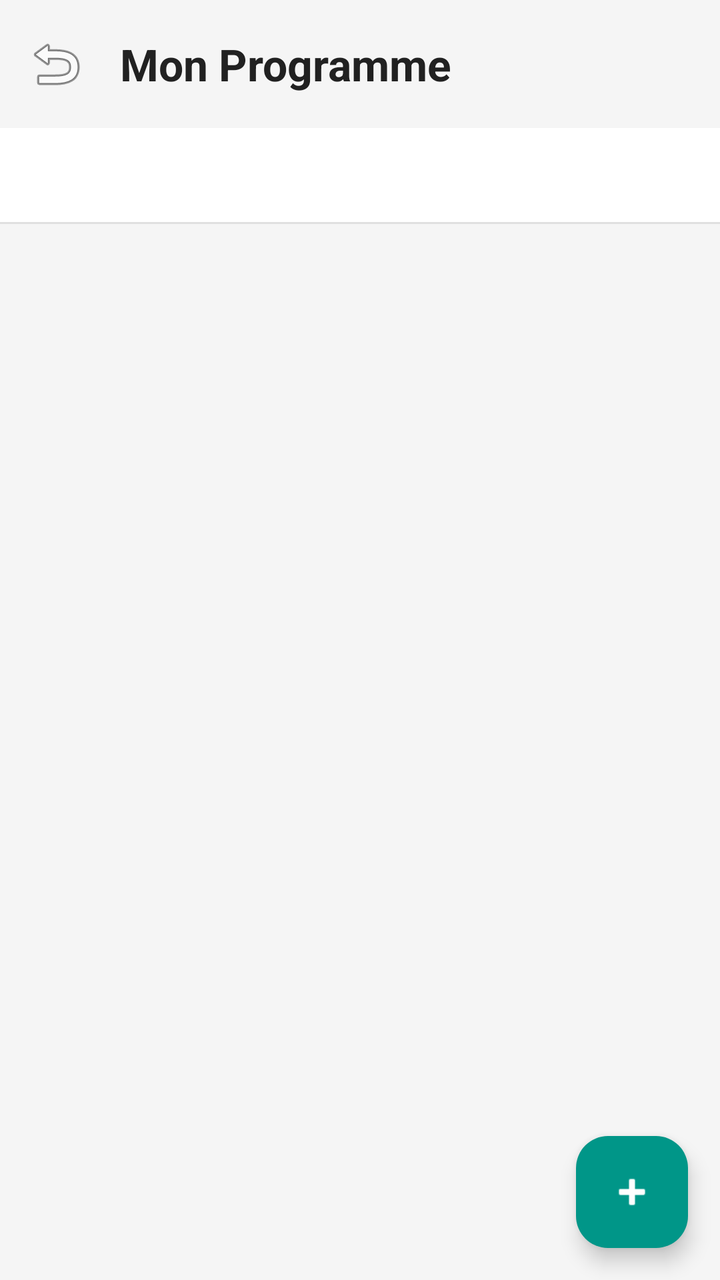
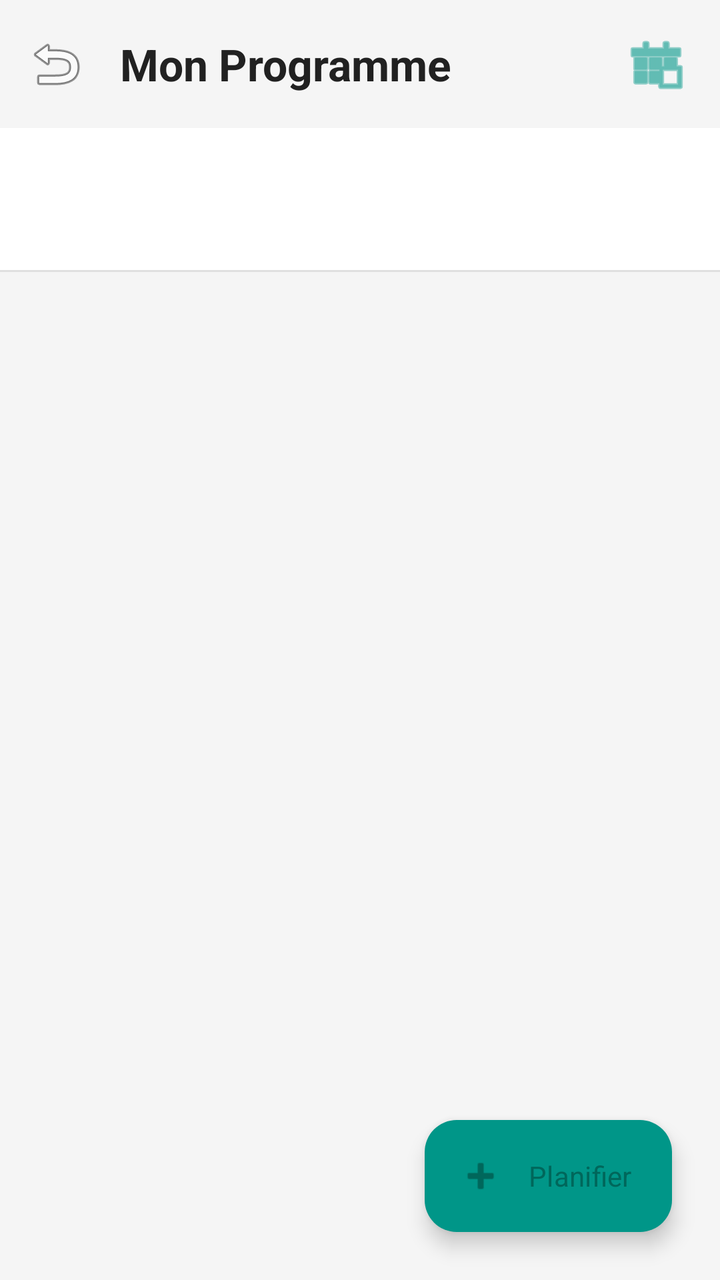

Compare the two renders of this Android layout. The source of the first and the diff that turns it into the second are given below.
<!-- AndroidManifest.xml: activity theme Theme.SmartLife -->
<!-- res/layout/activity_schedule.xml -->
<?xml version="1.0" encoding="utf-8"?>
<androidx.coordinatorlayout.widget.CoordinatorLayout xmlns:android="http://schemas.android.com/apk/res/android"
    xmlns:app="http://schemas.android.com/apk/res-auto"
    xmlns:tools="http://schemas.android.com/tools"
    android:layout_width="match_parent"
    android:layout_height="match_parent"
    android:background="?attr/android:windowBackground">

    <com.google.android.material.appbar.AppBarLayout
        android:layout_width="match_parent"
        android:layout_height="wrap_content"
        android:background="@android:color/transparent"
        app:elevation="0dp">

        <com.google.android.material.appbar.MaterialToolbar
            android:id="@+id/toolbar"
            android:layout_width="match_parent"
            android:layout_height="?attr/actionBarSize"
            app:title="Mon Programme"
            app:navigationIcon="@android:drawable/ic_menu_revert" />

        <com.google.android.material.tabs.TabLayout
            android:id="@+id/tabLayoutDays"
            android:layout_width="match_parent"
            android:layout_height="wrap_content"
            app:tabMode="scrollable"
            app:tabSelectedTextColor="?attr/colorPrimary"
            app:tabIndicatorColor="?attr/colorPrimary" />

    </com.google.android.material.appbar.AppBarLayout>

    <androidx.recyclerview.widget.RecyclerView
        android:id="@+id/rvSchedule"
        android:layout_width="match_parent"
        android:layout_height="match_parent"
        android:padding="8dp"
        app:layout_behavior="@string/appbar_scrolling_view_behavior"
        tools:listitem="@layout/item_schedule" />

    <com.google.android.material.floatingactionbutton.FloatingActionButton
        android:id="@+id/fabAddTask"
        android:layout_width="wrap_content"
        android:layout_height="wrap_content"
        android:layout_margin="16dp"
        android:layout_gravity="bottom|end"
        android:src="@android:drawable/ic_input_add"
        app:backgroundTint="?attr/colorPrimary"
        app:tint="?attr/colorOnPrimary" />

</androidx.coordinatorlayout.widget.CoordinatorLayout>
<!-- res/layout/item_schedule.xml (included above) -->
<?xml version="1.0" encoding="utf-8"?>
<com.google.android.material.card.MaterialCardView xmlns:android="http://schemas.android.com/apk/res/android"
    xmlns:app="http://schemas.android.com/apk/res-auto"
    android:layout_width="match_parent"
    android:layout_height="wrap_content"
    android:layout_marginHorizontal="12dp"
    android:layout_marginVertical="6dp"
    app:cardCornerRadius="16dp"
    app:cardElevation="2dp"
    app:strokeWidth="0dp">

    <LinearLayout
        android:layout_width="match_parent"
        android:layout_height="wrap_content"
        android:orientation="horizontal"
        android:padding="16dp"
        android:gravity="center_vertical">

        <TextView
            android:id="@+id/tvScheduleTime"
            android:layout_width="wrap_content"
            android:layout_height="wrap_content"
            android:text="08:30"
            android:textSize="18sp"
            android:textStyle="bold"
            android:textColor="?attr/colorPrimary" />

        <View
            android:layout_width="1dp"
            android:layout_height="32dp"
            android:layout_marginHorizontal="16dp"
            android:background="?attr/colorOutlineVariant" />

        <LinearLayout
            android:layout_width="0dp"
            android:layout_height="wrap_content"
            android:layout_weight="1"
            android:orientation="vertical">

            <TextView
                android:id="@+id/tvScheduleActivity"
                android:layout_width="wrap_content"
                android:layout_height="wrap_content"
                android:text="Walking"
                android:textSize="16sp"
                android:textStyle="bold" />

            <TextView
                android:id="@+id/tvScheduleLocation"
                android:layout_width="wrap_content"
                android:layout_height="wrap_content"
                android:text="Parc Central"
                android:textSize="14sp"
                android:alpha="0.7" />
        </LinearLayout>

        <TextView
            android:id="@+id/tvScheduleDuration"
            android:layout_width="wrap_content"
            android:layout_height="wrap_content"
            android:text="30 min"
            android:textSize="14sp"
            android:alpha="0.6" />

        <ImageButton
            android:id="@+id/btnDeleteTask"
            android:layout_width="32dp"
            android:layout_height="32dp"
            android:layout_marginStart="8dp"
            android:background="?attr/selectableItemBackgroundBorderless"
            android:src="@android:drawable/ic_menu_delete"
            app:tint="?attr/colorError"
            android:contentDescription="Supprimer" />

    </LinearLayout>
</com.google.android.material.card.MaterialCardView>
<!-- resources referenced by this layout -->
<resources>
  <style name="Theme.SmartLife" parent="Base.Theme.SmartLife" />
  <style name="Base.Theme.SmartLife" parent="Theme.Material3.Light.NoActionBar">
          
          
          <item name="colorPrimary">@color/primary_color</item>
          <item name="colorOnPrimary">@color/white</item>
          <item name="colorPrimaryContainer">@color/primary_light</item>
          <item name="colorOnPrimaryContainer">@color/primary_dark</item>
  
          
          <item name="colorSecondary">@color/secondary_color</item>
          <item name="colorOnSecondary">@color/white</item>
          <item name="colorSecondaryContainer">@color/secondary_light</item>
          <item name="colorOnSecondaryContainer">@color/secondary_dark</item>
  
          
          <item name="android:windowBackground">@color/bg_light</item>
          <item name="colorSurface">@color/white</item>
          <item name="colorOnSurface">@color/text_main</item>
          <item name="colorSurfaceVariant">#EEEEEE</item>
          <item name="colorOnSurfaceVariant">@color/text_secondary</item>
          <item name="colorOutlineVariant">@color/outline_variant</item>
  
          
          <item name="android:fontFamily">sans-serif</item>
          <item name="textAppearanceTitleLarge">@style/TextAppearance.SmartLife.TitleLarge</item>
          <item name="textAppearanceBodyMedium">@style/TextAppearance.SmartLife.BodyMedium</item>
      </style>
  <color name="primary_color">#009688</color>
  <color name="white">#FFFFFFFF</color>
  <color name="primary_light">#52c7b8</color>
  <color name="primary_dark">#00675b</color>
  <color name="secondary_color">#FFAB40</color>
  <color name="secondary_light">#ffdd71</color>
  <color name="secondary_dark">#c67c00</color>
  <color name="bg_light">#F5F5F5</color>
  <color name="text_main">#212121</color>
  <color name="text_secondary">#757575</color>
  <color name="outline_variant">#E0E0E0</color>
  <style name="TextAppearance.SmartLife.TitleLarge" parent="TextAppearance.Material3.TitleLarge">
          <item name="android:textStyle">bold</item>
          <item name="android:textColor">@color/text_main</item>
      </style>
  <style name="TextAppearance.SmartLife.BodyMedium" parent="TextAppearance.Material3.BodyMedium">
          <item name="android:textColor">@color/text_secondary</item>
      </style>
</resources>

<!-- the commit's change to res/layout/activity_schedule.xml (unified diff, before → after) -->
@@ -17,15 +17,33 @@
             android:layout_width="match_parent"
             android:layout_height="?attr/actionBarSize"
             app:title="Mon Programme"
-            app:navigationIcon="@android:drawable/ic_menu_revert" />
+            app:navigationIcon="@android:drawable/ic_menu_revert">
 
+            
+            <ImageButton
+                android:id="@+id/btnCalendarPicker"
+                android:layout_width="48dp"
+                android:layout_height="48dp"
+                android:layout_gravity="end"
+                android:layout_marginEnd="8dp"
+                android:background="?attr/selectableItemBackgroundBorderless"
+                android:src="@android:drawable/ic_menu_today"
+                app:tint="?attr/colorPrimary"
+                android:contentDescription="Choisir une date" />
+
+        </com.google.android.material.appbar.MaterialToolbar>
+
+        
         <com.google.android.material.tabs.TabLayout
             android:id="@+id/tabLayoutDays"
             android:layout_width="match_parent"
-            android:layout_height="wrap_content"
+            android:layout_height="72dp"
             app:tabMode="scrollable"
+            app:tabIndicatorHeight="3dp"
+            app:tabIndicatorFullWidth="false"
             app:tabSelectedTextColor="?attr/colorPrimary"
-            app:tabIndicatorColor="?attr/colorPrimary" />
+            app:tabIndicatorColor="?attr/colorPrimary"
+            app:tabTextAppearance="@style/TextAppearance.Material3.LabelMedium" />
 
     </com.google.android.material.appbar.AppBarLayout>
 
@@ -33,17 +51,19 @@
         android:id="@+id/rvSchedule"
         android:layout_width="match_parent"
         android:layout_height="match_parent"
-        android:padding="8dp"
+        android:paddingTop="8dp"
         app:layout_behavior="@string/appbar_scrolling_view_behavior"
         tools:listitem="@layout/item_schedule" />
 
-    <com.google.android.material.floatingactionbutton.FloatingActionButton
+    
+    <com.google.android.material.floatingactionbutton.ExtendedFloatingActionButton
         android:id="@+id/fabAddTask"
         android:layout_width="wrap_content"
         android:layout_height="wrap_content"
-        android:layout_margin="16dp"
+        android:layout_margin="24dp"
         android:layout_gravity="bottom|end"
-        android:src="@android:drawable/ic_input_add"
+        android:text="Planifier"
+        app:icon="@android:drawable/ic_input_add"
         app:backgroundTint="?attr/colorPrimary"
         app:tint="?attr/colorOnPrimary" />
 
